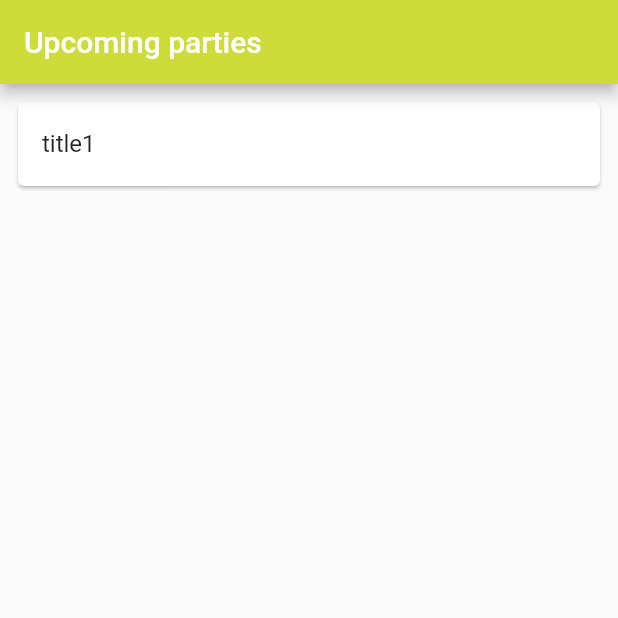
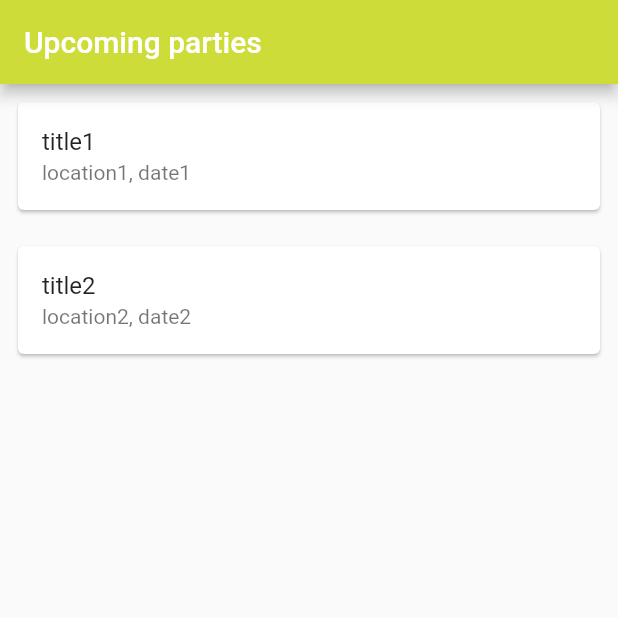
Before and after one commit to teyteymey/AAD-FlutterPrototype, a Flutter app: the screen it shows after launch, on a phone screen of 412 x 824 dp, the top half of it. Run offline on Flutter 3.47's test engine with Material 2 defaults, Android fonts, the phone set to English and light mode, and no system bars.

Commit message:
List of parties added

```diff
--- a/flutter_aad/lib/main.dart
+++ b/flutter_aad/lib/main.dart
@@ -1,5 +1,3 @@
-import 'dart:async';
-
 import 'package:flutter/material.dart';
 
 var partyInfo = [
@@ -15,7 +13,11 @@ void main() {
             title: const Text('Upcoming parties'),
             backgroundColor: Colors.lime,
           ),
-          body: Party(partyInfo[0][0])),
+          body: Container(
+            child: Column(
+              children: [for (var i in partyInfo) Party(i)],
+            ),
+          )),
     ),
   );
 }
@@ -23,18 +25,26 @@ void main() {
 // Definition of class party
 class Party extends StatelessWidget {
   //attributes of each party
-  String partyTitle = 'Default';
+  String titleParty = 'Default';
+  String locationParty = 'Default';
+  String dateParty = 'Default';
 
   //creator methods with parameters
-  Party(String title) {
-    this.partyTitle = title;
+  Party(List<String> list) {
+    titleParty = list[0];
+    locationParty = list[1];
+    dateParty = list[2];
   }
 
+  @override
   Widget build(BuildContext context) {
     return TextButton(
       onPressed: () {},
       child: Card(
-        child: ListTile(title: Text(partyTitle)),
+        child: ListTile(
+          title: Text(titleParty),
+          subtitle: Text(locationParty + ', ' + dateParty),
+        ),
       ),
     );
   }
```
Also changed, not shown: 1 other file.
